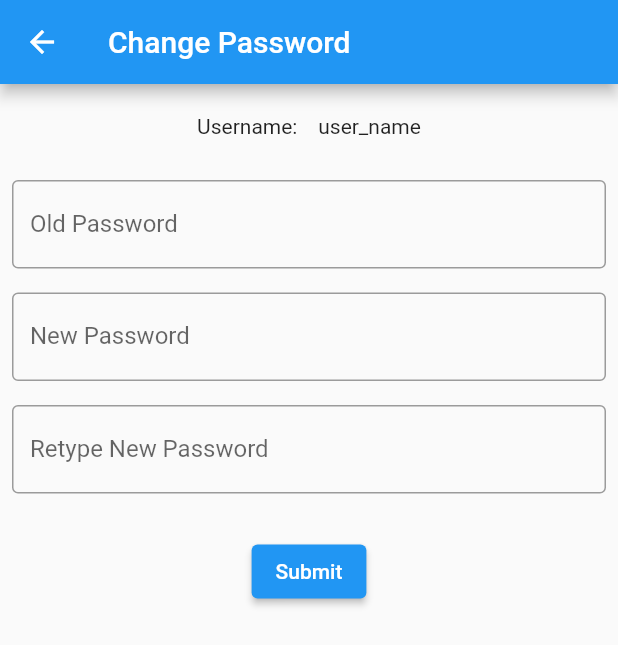
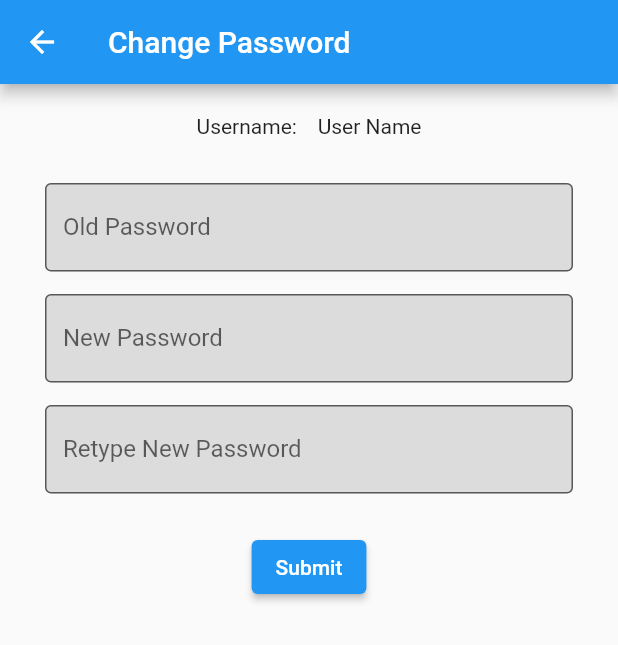
Before and after one commit to MaxwellGrimm/whats_for_lunch, a Flutter app: the screen it shows after launch, item 3 of the bottom bar chosen, after a tap on "change password?", on a phone screen of 412 x 824 dp. Shown: the top 645 px of the screen. Run offline on Flutter 3.47's test engine with Material 2 defaults, Android fonts, the phone set to English and light mode, and no system bars; our stand-ins replace firebase_auth, firebase_core, flutter_fortune_wheel, google_maps_flutter, rxdart; missing offline and left inert: dart:html, flutterfire_ui; accounts and stored records are empty.

Commit message:
changed password is working
need alerts

```diff
--- a/lib/change_password_widget.dart
+++ b/lib/change_password_widget.dart
@@ -1,4 +1,8 @@
+import 'package:firebase_auth/firebase_auth.dart';
 import 'package:flutter/material.dart';
+import 'package:provider/provider.dart';
+import 'package:rxdart/rxdart.dart';
+import 'main_model.dart';
 
 class ChangePasswordWidget extends StatelessWidget {
   ChangePasswordWidget({super.key});
@@ -8,6 +12,7 @@ class ChangePasswordWidget extends StatelessWidget {
 
   @override
   Widget build(BuildContext context) {
+    MainModel mainModel = Provider.of<MainModel>(context);
     return Scaffold(
       appBar: AppBar(
         title: const Text('Change Password'),
@@ -19,20 +24,23 @@ class ChangePasswordWidget extends StatelessWidget {
             padding: const EdgeInsets.all(20.0),
             child: Row(
               mainAxisAlignment: MainAxisAlignment.center,
-              children: const [
-                Text('Username:    '),
-                Text(
-                    'user_name') //this will be replaced with the actual user's username
+              children: [
+                const Text('Username:    '),
+                Text(mainModel
+                    .getCurrentUserName()
+                    .toString()) //this will be replaced with the actual user's username
               ],
             ),
           ),
 
           Padding(
-            padding: const EdgeInsets.all(8.0),
+            padding: const EdgeInsets.fromLTRB(30.0, 10.0, 30.0, 5.0),
             child: TextField(
               controller: oldPassword,
               obscureText: true,
               decoration: const InputDecoration(
+                fillColor: Colors.black12,
+                filled: true,
                 labelText: 'Old Password',
                 border: OutlineInputBorder(),
               ),
@@ -40,11 +48,13 @@ class ChangePasswordWidget extends StatelessWidget {
           ), //this will be replaced with the actual user's password
 
           Padding(
-            padding: const EdgeInsets.all(8.0),
+            padding: const EdgeInsets.fromLTRB(30.0, 10.0, 30.0, 5.0),
             child: TextField(
               controller: newPassword,
               obscureText: true,
               decoration: const InputDecoration(
+                fillColor: Colors.black12,
+                filled: true,
                 labelText: 'New Password',
                 border: OutlineInputBorder(),
               ),
@@ -52,11 +62,13 @@ class ChangePasswordWidget extends StatelessWidget {
             //this will be replaced with the actual user's password
           ),
           Padding(
-            padding: const EdgeInsets.all(8.0),
+            padding: const EdgeInsets.fromLTRB(30.0, 10.0, 30.0, 5.0),
             child: TextField(
               controller: retypePassword,
               obscureText: true,
               decoration: const InputDecoration(
+                fillColor: Colors.black12,
+                filled: true,
                 labelText: 'Retype New Password',
                 border: OutlineInputBorder(),
               ),
@@ -65,7 +77,7 @@ class ChangePasswordWidget extends StatelessWidget {
           Padding(
             padding: const EdgeInsets.all(20.0),
             child: ElevatedButton(
-                onPressed: changePassword, child: const Text('Submit')),
+                onPressed: _changePassword, child: const Text('Submit')),
           )
         ],
       ),
@@ -76,5 +88,28 @@ class ChangePasswordWidget extends StatelessWidget {
 //changes old password to new password
 //gives alert that password was changed successfully
 //should also return us to the My Profile page once we successfully change the password..
-  void changePassword() {}
+  _changePassword() async {
+    var passwordMatch = false;
+    bool success = false;
+
+    if (newPassword.text == retypePassword.text) {
+      passwordMatch = true;
+      //Create an instance of the current user.
+      var user = await FirebaseAuth.instance.currentUser!;
+      //Must re-authenticate user before updating the password. Otherwise it may fail or user get signed out.
+
+      final cred = await EmailAuthProvider.credential(
+          email: user.email!, password: oldPassword.text);
+      await user.reauthenticateWithCredential(cred).then((value) async {
+        await user.updatePassword(newPassword.text).then((_) {
+          success = true;
+        }).catchError((error) {
+          print(error);
+        });
+      }).catchError((err) {
+        print(err);
+      });
+    }
+    //return success;
+  }
 }
--- a/lib/my_profile_widget.dart
+++ b/lib/my_profile_widget.dart
@@ -5,7 +5,7 @@ import 'main_model.dart';
 import 'memories.dart';
 import 'change_password_widget.dart';
 
-enum MenuItem { myMemories, logOut }
+enum MenuItem { myMemories, signOut }
 
 class MyProfileWidget extends StatefulWidget {
   MyProfileWidget({super.key});
@@ -41,7 +41,7 @@ class _MyProfileWidgetState extends State<MyProfileWidget> {
                         builder: (context) =>
                             const Memories()), //navigating to the My Memories page
                   );
-                } else if (value == MenuItem.logOut) {
+                } else if (value == MenuItem.signOut) {
                   //needs to log out here
                 }
               },
@@ -51,7 +51,7 @@ class _MyProfileWidgetState extends State<MyProfileWidget> {
                       child: Text('My Memories'),
                     ),
                     const PopupMenuItem(
-                        value: MenuItem.logOut, child: Text('Log out')),
+                        value: MenuItem.signOut, child: Text('Log out')),
                   ]),
         ],
       ),
@@ -63,10 +63,11 @@ class _MyProfileWidgetState extends State<MyProfileWidget> {
             padding: const EdgeInsets.only(top: 20.0),
             child: Row(
               mainAxisAlignment: MainAxisAlignment.center,
-              children: const [
-                Text('Username:    '),
-                Text(
-                    'user_name') //this will be replaced with the actual user's username
+              children: [
+                const Text('Username:    '),
+                Text(mainModel
+                    .getCurrentUserName()
+                    .toString()) //this will be replaced with the actual user's username
               ],
             ),
           ),
@@ -125,7 +126,7 @@ class _MyProfileWidgetState extends State<MyProfileWidget> {
               children: const [
                 Text('Home Address:    '),
                 Text(
-                    '123 address st, Oshkosh, WI 54901') //this will be replaced with the actual user's address
+                    '800 Algoma Blvd, Oshkosh, WI 54901') //this will be replaced with the actual user's address
               ],
             ),
           ),
```
